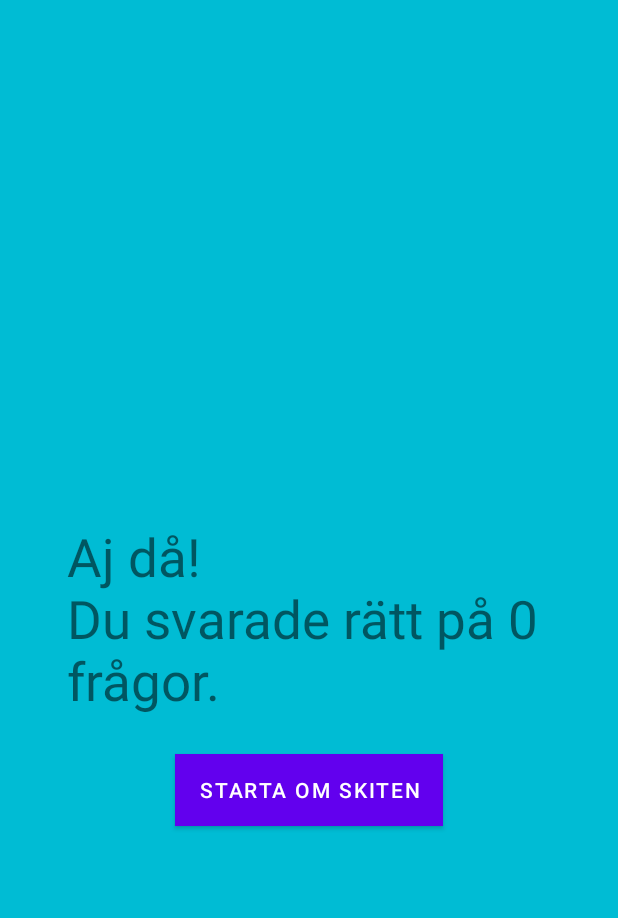
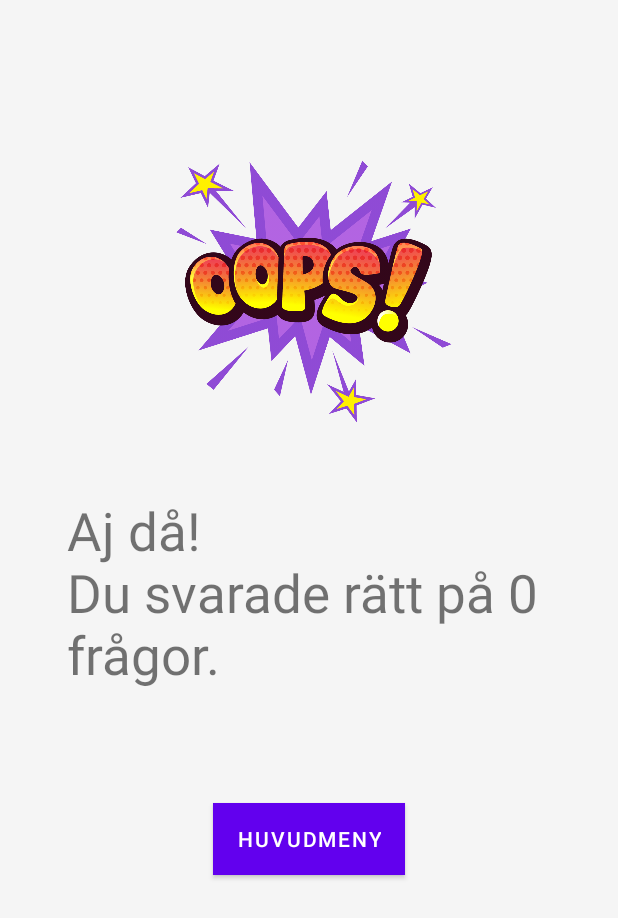
Before and after one commit to HenrikSjoe/Quizzly, an Android app: the ResultActivity screen opened directly, with no data from a screen before it, on a phone screen of 412 x 824 dp. Shown: the top 918 px of the screen. Run offline under Robolectric (Android 15) with nearby library versions, the phone set to English and light mode, and no system bars.

Commit message:
removed repetetive code in MixedActivity and updated ResultActivity

```diff
--- a/app/src/main/java/com/example/quizzly/FlagsActivity.kt
+++ b/app/src/main/java/com/example/quizzly/FlagsActivity.kt
@@ -316,7 +316,7 @@ class FlagsActivity : AppCompatActivity() {
 
     var countDownTimer = object : CountDownTimer(1000 * 11, 1000){
         override fun onTick(millisUntilFinished: Long) {
-            timer.text = "Tid kvar: " + getString(
+            timer.text = "Återstående tid: " + getString(
                 R.string.formatted_time,
                 TimeUnit.MILLISECONDS.toSeconds(millisUntilFinished)
             ) + " sekunder"
--- a/app/src/main/java/com/example/quizzly/ResultActivity.kt
+++ b/app/src/main/java/com/example/quizzly/ResultActivity.kt
@@ -4,12 +4,14 @@ import android.content.Intent
 import android.os.Bundle
 import android.util.Log
 import android.widget.Button
+import android.widget.ImageView
 import android.widget.TextView
 import androidx.appcompat.app.AppCompatActivity
 
 class ResultActivity : AppCompatActivity() {
 
     lateinit var result: TextView
+    lateinit var image: ImageView
 
 
     override fun onCreate(savedInstanceState: Bundle?) {
@@ -18,10 +20,11 @@ class ResultActivity : AppCompatActivity() {
         supportActionBar?.hide()
 
         result = findViewById(R.id.resultTextView)
+        image = findViewById(R.id.resultImageView)
 
         val button = findViewById<Button>(R.id.button)
 
-        button.text = "Starta om skiten"
+
 
         button.setOnClickListener {
             startMainActivity()
@@ -30,12 +33,16 @@ class ResultActivity : AppCompatActivity() {
         val correctAnswers = intent.getIntExtra("correctAnswers", 0)
 
         if (correctAnswers == 5) {
+            image.setImageResource(R.drawable.trophy2)
             result.text = "Alla rätt! Snyggt jobbat!"
          } else if (correctAnswers >= 3) {
+             image.setImageResource(R.drawable.trophy2)
             result.text = "Bra jobbat! \nDu svarade rätt på $correctAnswers \nfrågor."
         } else if (correctAnswers == 1) {
+            image.setImageResource(R.drawable.oops3)
             result.text = "Aj då! \nDu svarade rätt på $correctAnswers \nfråga."
         } else if (correctAnswers < 3) {
+            image.setImageResource(R.drawable.oops3)
             result.text = "Aj då! \nDu svarade rätt på $correctAnswers \nfrågor."
         }
 
--- a/app/src/main/res/layout/activity_result.xml
+++ b/app/src/main/res/layout/activity_result.xml
@@ -4,29 +4,39 @@
     xmlns:tools="http://schemas.android.com/tools"
     android:layout_width="match_parent"
     android:layout_height="match_parent"
-    android:background="#00BCD4"
+    android:background="#F5F5F5"
     tools:context=".ResultActivity">
 
     <TextView
         android:id="@+id/resultTextView"
         android:layout_width="wrap_content"
         android:layout_height="wrap_content"
+        android:layout_marginTop="30dp"
         android:text="TextView"
         android:textSize="35sp"
-        app:layout_constraintBottom_toBottomOf="parent"
         app:layout_constraintEnd_toEndOf="parent"
         app:layout_constraintStart_toStartOf="parent"
-        app:layout_constraintTop_toTopOf="parent" />
+        app:layout_constraintTop_toBottomOf="@+id/resultImageView" />
 
     <Button
         android:id="@+id/button"
         android:layout_width="wrap_content"
         android:layout_height="wrap_content"
-        android:layout_marginTop="25dp"
+        android:layout_marginTop="75dp"
         android:background="#00BCD4"
-        android:text="Button"
+        android:text="@string/resultBtn"
         app:layout_constraintEnd_toEndOf="parent"
         app:layout_constraintStart_toStartOf="parent"
         app:layout_constraintTop_toBottomOf="@+id/resultTextView" />
 
+    <ImageView
+        android:id="@+id/resultImageView"
+        android:layout_width="220dp"
+        android:layout_height="220dp"
+        android:layout_marginTop="80dp"
+        app:layout_constraintEnd_toEndOf="parent"
+        app:layout_constraintStart_toStartOf="parent"
+        app:layout_constraintTop_toTopOf="parent"
+        app:srcCompat="@drawable/oops3" />
+
 </androidx.constraintlayout.widget.ConstraintLayout>
--- a/app/src/main/res/values/strings.xml
+++ b/app/src/main/res/values/strings.xml
@@ -1,10 +1,12 @@
 <resources>
     <string name="app_name">Quizzly</string>
-    <string name="headline">Välkommen till Quizzly!</string>
+    <string name="headline">Quizzly!</string>
+    <string name="h2">Ett ödmjukt litet quiz</string>
     <string name="categoryTextView">Välj en kategori:</string>
     <string name="mixedQs">Blandade frågor</string>
     <string name="flagQs">Flaggor</string>
     <string name="sportQs">Sportfrågor</string>
     <string name="pickOption">Välj ett alternativ:</string>
     <string name="formatted_time">%02d</string>
+    <string name="resultBtn">Huvudmeny</string>
 </resources>
```
Also changed, not shown: app/src/main/java/com/example/quizzly/MixedActivity.kt (+90 -94 lines), app/src/main/res/layout/activity_flags.xml (+6 -4 lines), app/src/main/res/layout/activity_main.xml (+18 -2 lines), app/src/main/res/drawable-v24/oops3.png (added), app/src/main/res/drawable-v24/oops4.png (added), app/src/main/res/drawable-v24/trophy.jpeg (added), app/src/main/res/drawable-v24/trophy2.png (added).
